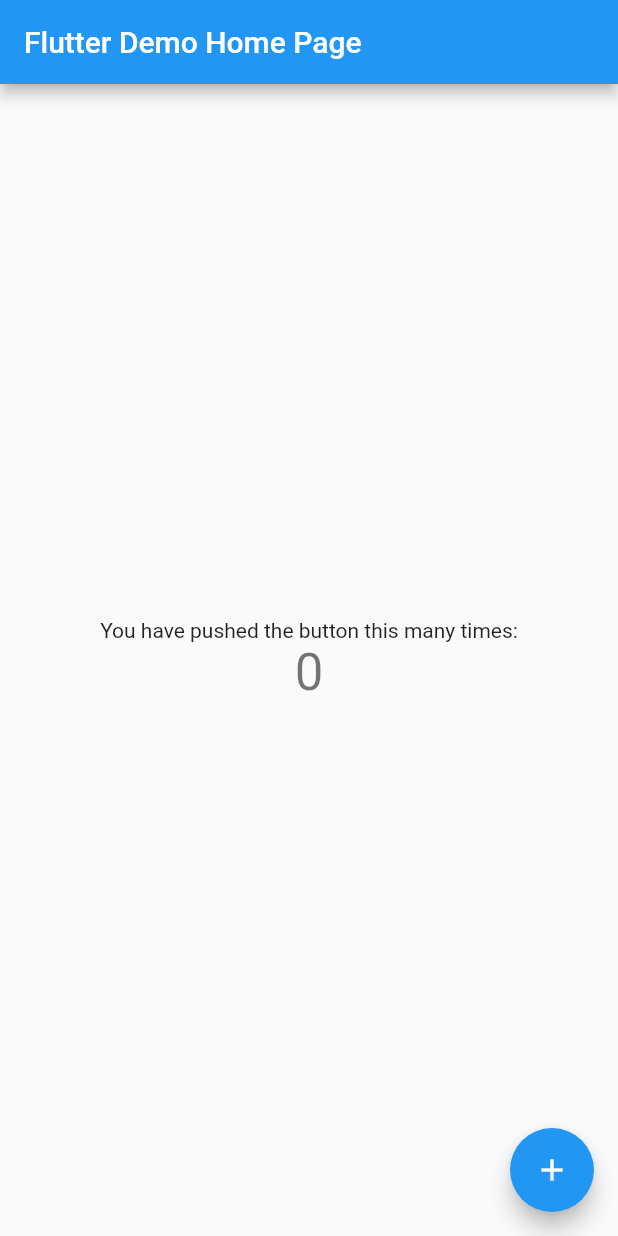
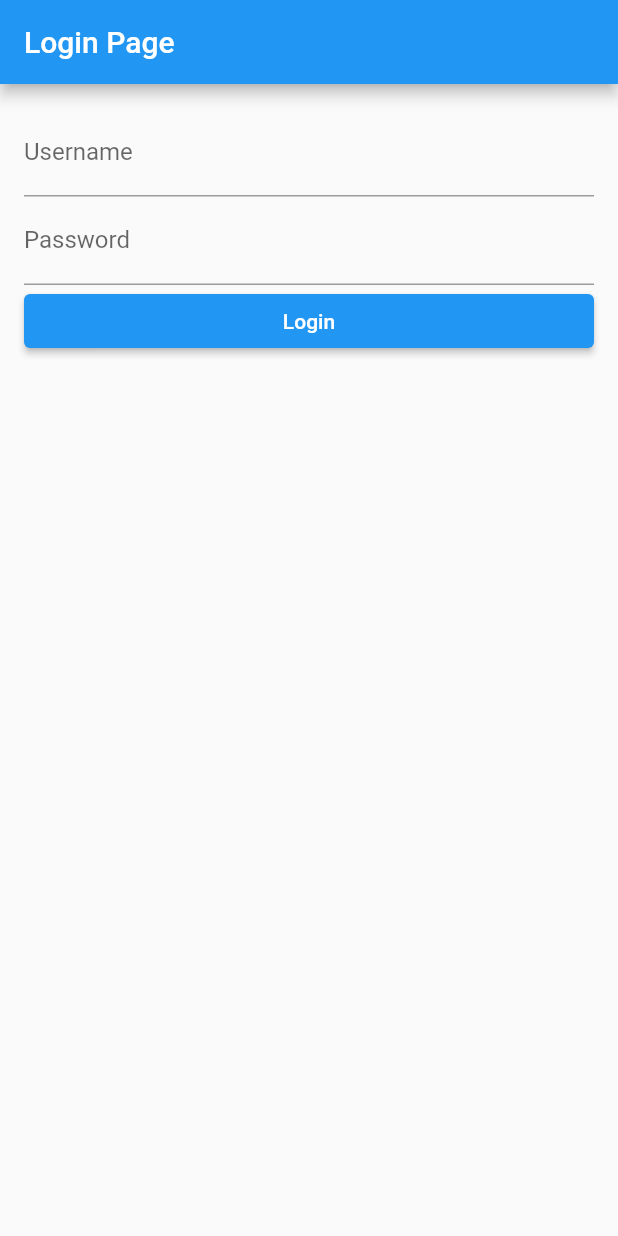
Before and after one commit to CelaniDe/flutter_demo_eestech, a Flutter app: the screen it shows after launch, on a phone screen of 412 x 824 dp. Run offline on Flutter 3.47's test engine with Material 2 defaults, Android fonts, the light colour scheme and no system bars.

Commit message:
Create Login Page

```diff
--- a/demo/lib/main.dart
+++ b/demo/lib/main.dart
@@ -11,105 +11,81 @@
   @override
   Widget build(BuildContext context) {
     return MaterialApp(
-      title: 'Flutter Demo',
+      title: 'Flutter',
       theme: ThemeData(
-        // This is the theme of your application.
-        //
-        // Try running your application with "flutter run". You'll see the
-        // application has a blue toolbar. Then, without quitting the app, try
-        // changing the primarySwatch below to Colors.green and then invoke
-        // "hot reload" (press "r" in the console where you ran "flutter run",
-        // or simply save your changes to "hot reload" in a Flutter IDE).
-        // Notice that the counter didn't reset back to zero; the application
-        // is not restarted.
         primarySwatch: Colors.blue,
       ),
-      home: const MyHomePage(title: 'Flutter Demo Home Page'),
+      home: const LoginPage(),
     );
   }
 }
 
-class MyHomePage extends StatefulWidget {
-  const MyHomePage({super.key, required this.title});
-
-  // This widget is the home page of your application. It is stateful, meaning
-  // that it has a State object (defined below) that contains fields that affect
-  // how it looks.
-
-  // This class is the configuration for the state. It holds the values (in this
-  // case the title) provided by the parent (in this case the App widget) and
-  // used by the build method of the State. Fields in a Widget subclass are
-  // always marked "final".
-
-  final String title;
+class LoginPage extends StatefulWidget {
+  const LoginPage({super.key});
 
   @override
-  State<MyHomePage> createState() => _MyHomePageState();
+  _LoginPageState createState() => _LoginPageState();
 }
 
-class _MyHomePageState extends State<MyHomePage> {
-  int _counter = 0;
-
-  void _incrementCounter() {
-    setState(() {
-      // This call to setState tells the Flutter framework that something has
-      // changed in this State, which causes it to rerun the build method below
-      // so that the display can reflect the updated values. If we changed
-      // _counter without calling setState(), then the build method would not be
-      // called again, and so nothing would appear to happen.
-      _counter++;
-    });
-  }
+class _LoginPageState extends State<LoginPage> {
+  final _formKey = GlobalKey<FormState>();
+  String? _username;
+  String? _password;
 
   @override
   Widget build(BuildContext context) {
-    // This method is rerun every time setState is called, for instance as done
-    // by the _incrementCounter method above.
-    //
-    // The Flutter framework has been optimized to make rerunning build methods
-    // fast, so that you can just rebuild anything that needs updating rather
-    // than having to individually change instances of widgets.
     return Scaffold(
       appBar: AppBar(
-        // Here we take the value from the MyHomePage object that was created by
-        // the App.build method, and use it to set our appbar title.
-        title: Text(widget.title),
+        title: Text('Login Page'),
       ),
-      body: Center(
-        // Center is a layout widget. It takes a single child and positions it
-        // in the middle of the parent.
-        child: Column(
-          // Column is also a layout widget. It takes a list of children and
-          // arranges them vertically. By default, it sizes itself to fit its
-          // children horizontally, and tries to be as tall as its parent.
-          //
-          // Invoke "debug painting" (press "p" in the console, choose the
-          // "Toggle Debug Paint" action from the Flutter Inspector in Android
-          // Studio, or the "Toggle Debug Paint" command in Visual Studio Code)
-          // to see the wireframe for each widget.
-          //
-          // Column has various properties to control how it sizes itself and
-          // how it positions its children. Here we use mainAxisAlignment to
-          // center the children vertically; the main axis here is the vertical
-          // axis because Columns are vertical (the cross axis would be
-          // horizontal).
-          mainAxisAlignment: MainAxisAlignment.center,
-          children: <Widget>[
-            const Text(
-              'You have pushed the button this many times:',
-            ),
-            Text(
-              '$_counter',
-              style: Theme.of(context).textTheme.headlineMedium,
-            ),
-          ],
+      body: Padding(
+        padding: EdgeInsets.all(16.0),
+        child: Form(
+          key: _formKey,
+          child: Column(
+            crossAxisAlignment: CrossAxisAlignment.stretch,
+            children: <Widget>[
+              TextFormField(
+                decoration: InputDecoration(labelText: 'Username'),
+                validator: (value) {
+                  if (value?.isEmpty ?? true) {
+                    return 'Please enter your username';
+                  }
+                  return null;
+                },
+                onSaved: (value) {
+                  _username = value;
+                },
+              ),
+              TextFormField(
+                decoration: InputDecoration(labelText: 'Password'),
+                obscureText: true,
+                validator: (value) {
+                  if (value?.isEmpty ?? true) {
+                    return 'Please enter your password';
+                  }
+                  return null;
+                },
+                onSaved: (value) {
+                  _password = value;
+                },
+              ),
+              ElevatedButton(
+                child: Text('Login'),
+                onPressed: () {
+                  if (_formKey.currentState?.validate() ?? false) {
+                    _formKey.currentState?.save();
+                    // Perform login logic with _username and _password
+                    // For now, let's just print the values
+                    print('Username: $_username');
+                    print('Password: $_password');
+                  }
+                },
+              ),
+            ],
+          ),
         ),
       ),
-      floatingActionButton: FloatingActionButton(
-        onPressed: _incrementCounter,
-        tooltip: 'Increment',
-        child: const Icon(Icons.add),
-      ), // This trailing comma makes auto-formatting nicer for build methods.
     );
   }
 }
```
